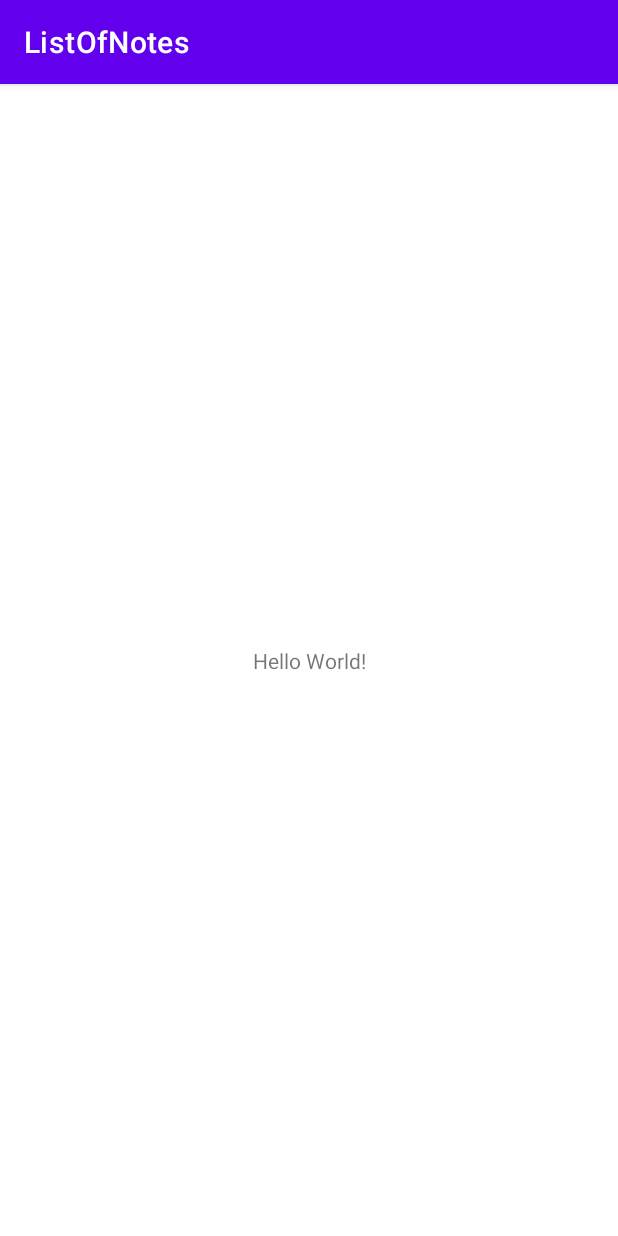
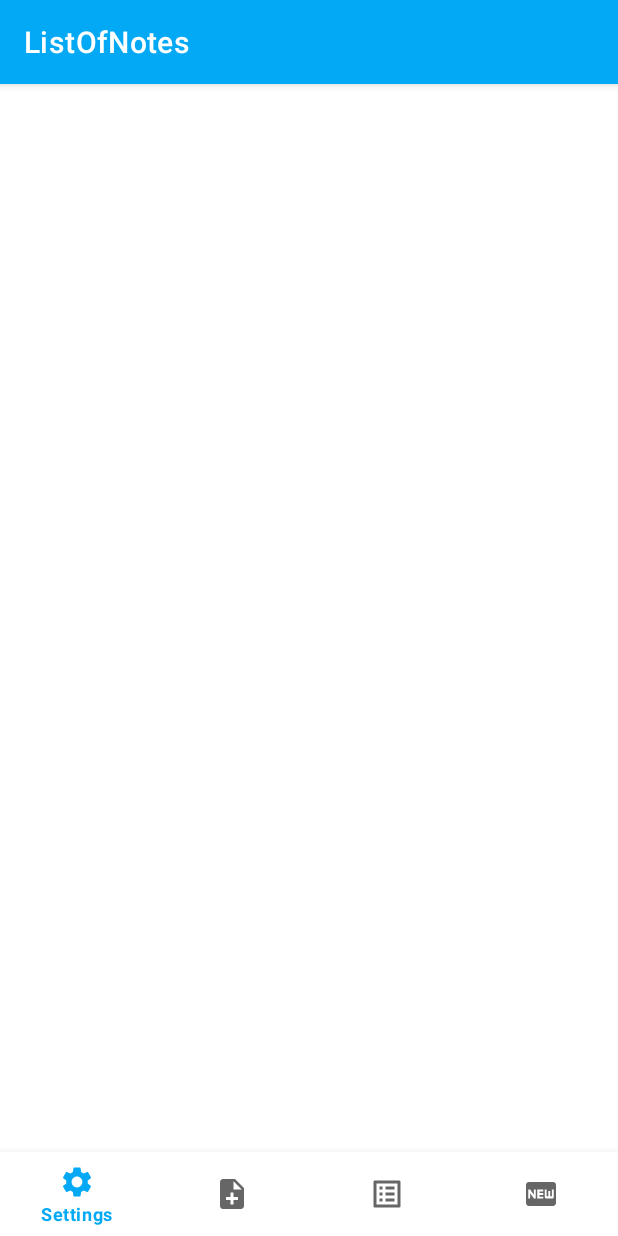
Before and after one commit to DmitrySlv/ListOfNotes, an Android app: the screen it shows after launch (MainActivity), on a phone screen of 412 x 824 dp. Run offline under Robolectric (Android 15) with nearby library versions, the phone set to English and light mode, and no system bars.

Commit message:
Создание нижнего меню BottomNavigationView. Создание bottom_menu.xml и добавление иконок к меню. Добавление цвета для actionBar и удаление statusBar. Подключение viewBinding и инициализация bottom_menu.xml в MainActivity.kt

```diff
--- a/app/build.gradle
+++ b/app/build.gradle
@@ -31,11 +31,15 @@ android {
     kotlinOptions {
         jvmTarget = '1.8'
     }
+
+    buildFeatures {
+        viewBinding true
+    }
 }
 
 dependencies {
 
-    implementation 'androidx.core:core-ktx:1.9.0'
+    implementation 'androidx.core:core-ktx:1.7.0'
     implementation 'androidx.appcompat:appcompat:1.5.1'
     implementation 'com.google.android.material:material:1.7.0'
     implementation 'androidx.constraintlayout:constraintlayout:2.1.4'
--- a/app/src/main/java/com/ds_create/listofnotes/activities/MainActivity.kt
+++ b/app/src/main/java/com/ds_create/listofnotes/activities/MainActivity.kt
@@ -2,11 +2,37 @@ package com.ds_create.listofnotes.activities
 
 import androidx.appcompat.app.AppCompatActivity
 import android.os.Bundle
+import android.util.Log
 import com.ds_create.listofnotes.R
+import com.ds_create.listofnotes.databinding.ActivityMainBinding
 
 class MainActivity : AppCompatActivity() {
+
+    private val binding by lazy { ActivityMainBinding.inflate(layoutInflater) }
+
     override fun onCreate(savedInstanceState: Bundle?) {
         super.onCreate(savedInstanceState)
-        setContentView(R.layout.activity_main)
+        setContentView(binding.root)
+        setBottomNavListener()
+    }
+
+    private fun setBottomNavListener() {
+        binding.bottomNavigation.setOnItemSelectedListener {
+            when (it.itemId) {
+                R.id.settings -> {
+                    Log.d("MyLog", "Settings")
+                }
+                R.id.notes -> {
+                    Log.d("MyLog", "Notes")
+                }
+                R.id.list_of_notes -> {
+                    Log.d("MyLog", "List of notes")
+                }
+                R.id.new_item -> {
+                    Log.d("MyLog", "New")
+                }
+            }
+            true
+        }
     }
 }
--- /dev/null
+++ b/app/src/main/res/drawable/ic_list.xml
@@ -0,0 +1,5 @@
+<vector android:autoMirrored="true" android:height="24dp"
+    android:tint="#FFFFFF" android:viewportHeight="24"
+    android:viewportWidth="24" android:width="24dp" xmlns:android="http://schemas.android.com/apk/res/android">
+    <path android:fillColor="@android:color/white" android:pathData="M19,5v14L5,19L5,5h14m1.1,-2L3.9,3c-0.5,0 -0.9,0.4 -0.9,0.9v16.2c0,0.4 0.4,0.9 0.9,0.9h16.2c0.4,0 0.9,-0.5 0.9,-0.9L21,3.9c0,-0.5 -0.5,-0.9 -0.9,-0.9zM11,7h6v2h-6L11,7zM11,11h6v2h-6v-2zM11,15h6v2h-6zM7,7h2v2L7,9zM7,11h2v2L7,13zM7,15h2v2L7,17z"/>
+</vector>
--- /dev/null
+++ b/app/src/main/res/drawable/ic_new.xml
@@ -0,0 +1,5 @@
+<vector android:height="24dp" android:tint="#FFFFFF"
+    android:viewportHeight="24" android:viewportWidth="24"
+    android:width="24dp" xmlns:android="http://schemas.android.com/apk/res/android">
+    <path android:fillColor="@android:color/white" android:pathData="M20,4H4C2.89,4 2.01,4.89 2.01,6L2,18c0,1.11 0.89,2 2,2h16c1.11,0 2,-0.89 2,-2V6C22,4.89 21.11,4 20,4zM8.5,15H7.3l-2.55,-3.5V15H3.5V9h1.25l2.5,3.5V9H8.5V15zM13.5,10.26H11v1.12h2.5v1.26H11v1.11h2.5V15h-4V9h4V10.26zM20.5,14c0,0.55 -0.45,1 -1,1h-4c-0.55,0 -1,-0.45 -1,-1V9h1.25v4.51h1.13V9.99h1.25v3.51h1.12V9h1.25V14z"/>
+</vector>
--- /dev/null
+++ b/app/src/main/res/drawable/ic_note.xml
@@ -0,0 +1,5 @@
+<vector android:autoMirrored="true" android:height="24dp"
+    android:tint="#FFFFFF" android:viewportHeight="24"
+    android:viewportWidth="24" android:width="24dp" xmlns:android="http://schemas.android.com/apk/res/android">
+    <path android:fillColor="@android:color/white" android:pathData="M14,2L6,2c-1.1,0 -1.99,0.9 -1.99,2L4,20c0,1.1 0.89,2 1.99,2L18,22c1.1,0 2,-0.9 2,-2L20,8l-6,-6zM16,16h-3v3h-2v-3L8,16v-2h3v-3h2v3h3v2zM13,9L13,3.5L18.5,9L13,9z"/>
+</vector>
--- /dev/null
+++ b/app/src/main/res/drawable/ic_settings.xml
@@ -0,0 +1,5 @@
+<vector android:height="24dp" android:tint="#FFFFFF"
+    android:viewportHeight="24" android:viewportWidth="24"
+    android:width="24dp" xmlns:android="http://schemas.android.com/apk/res/android">
+    <path android:fillColor="@android:color/white" android:pathData="M19.14,12.94c0.04,-0.3 0.06,-0.61 0.06,-0.94c0,-0.32 -0.02,-0.64 -0.07,-0.94l2.03,-1.58c0.18,-0.14 0.23,-0.41 0.12,-0.61l-1.92,-3.32c-0.12,-0.22 -0.37,-0.29 -0.59,-0.22l-2.39,0.96c-0.5,-0.38 -1.03,-0.7 -1.62,-0.94L14.4,2.81c-0.04,-0.24 -0.24,-0.41 -0.48,-0.41h-3.84c-0.24,0 -0.43,0.17 -0.47,0.41L9.25,5.35C8.66,5.59 8.12,5.92 7.63,6.29L5.24,5.33c-0.22,-0.08 -0.47,0 -0.59,0.22L2.74,8.87C2.62,9.08 2.66,9.34 2.86,9.48l2.03,1.58C4.84,11.36 4.8,11.69 4.8,12s0.02,0.64 0.07,0.94l-2.03,1.58c-0.18,0.14 -0.23,0.41 -0.12,0.61l1.92,3.32c0.12,0.22 0.37,0.29 0.59,0.22l2.39,-0.96c0.5,0.38 1.03,0.7 1.62,0.94l0.36,2.54c0.05,0.24 0.24,0.41 0.48,0.41h3.84c0.24,0 0.44,-0.17 0.47,-0.41l0.36,-2.54c0.59,-0.24 1.13,-0.56 1.62,-0.94l2.39,0.96c0.22,0.08 0.47,0 0.59,-0.22l1.92,-3.32c0.12,-0.22 0.07,-0.47 -0.12,-0.61L19.14,12.94zM12,15.6c-1.98,0 -3.6,-1.62 -3.6,-3.6s1.62,-3.6 3.6,-3.6s3.6,1.62 3.6,3.6S13.98,15.6 12,15.6z"/>
+</vector>
--- a/app/src/main/res/layout/activity_main.xml
+++ b/app/src/main/res/layout/activity_main.xml
@@ -6,13 +6,12 @@
     android:layout_height="match_parent"
     tools:context=".activities.MainActivity">
 
-    <TextView
-        android:layout_width="wrap_content"
+    <com.google.android.material.bottomnavigation.BottomNavigationView
+        android:id="@+id/bottomNavigation"
+        android:layout_width="0dp"
         android:layout_height="wrap_content"
-        android:text="Hello World!"
         app:layout_constraintBottom_toBottomOf="parent"
         app:layout_constraintEnd_toEndOf="parent"
         app:layout_constraintStart_toStartOf="parent"
-        app:layout_constraintTop_toTopOf="parent" />
-
+        app:menu="@menu/bottom_menu" />
 </androidx.constraintlayout.widget.ConstraintLayout>
--- /dev/null
+++ b/app/src/main/res/menu/bottom_menu.xml
@@ -0,0 +1,29 @@
+<?xml version="1.0" encoding="utf-8"?>
+<menu xmlns:android="http://schemas.android.com/apk/res/android"
+    xmlns:app="http://schemas.android.com/apk/res-auto">
+
+    <item android:id="@+id/settings"
+        android:title="@string/settings"
+        android:icon="@drawable/ic_settings"
+        app:showAsAction="ifRoom"
+        />
+
+    <item android:id="@+id/notes"
+        android:title="@string/notes"
+        android:icon="@drawable/ic_note"
+        app:showAsAction="ifRoom"
+        />
+
+    <item android:id="@+id/list_of_notes"
+        android:title="@string/list_of_notes"
+        android:icon="@drawable/ic_list"
+        app:showAsAction="ifRoom"
+        />
+
+    <item android:id="@+id/new_item"
+        android:title="@string/new_item"
+        android:icon="@drawable/ic_new"
+        app:showAsAction="ifRoom"
+        />
+
+</menu>
--- a/app/src/main/res/values-night/themes.xml
+++ /dev/null
@@ -1,16 +0,0 @@
-<resources xmlns:tools="http://schemas.android.com/tools">
-    <!-- Base application theme. -->
-    <style name="Theme.ListOfNotes" parent="Theme.MaterialComponents.DayNight.DarkActionBar">
-        <!-- Primary brand color. -->
-        <item name="colorPrimary">@color/purple_200</item>
-        <item name="colorPrimaryVariant">@color/purple_700</item>
-        <item name="colorOnPrimary">@color/black</item>
-        <!-- Secondary brand color. -->
-        <item name="colorSecondary">@color/teal_200</item>
-        <item name="colorSecondaryVariant">@color/teal_200</item>
-        <item name="colorOnSecondary">@color/black</item>
-        <!-- Status bar color. -->
-        <item name="android:statusBarColor">?attr/colorPrimaryVariant</item>
-        <!-- Customize your theme here. -->
-    </style>
-</resources>
--- a/app/src/main/res/values/colors.xml
+++ b/app/src/main/res/values/colors.xml
@@ -7,4 +7,5 @@
     <color name="teal_700">#FF018786</color>
     <color name="black">#FF000000</color>
     <color name="white">#FFFFFFFF</color>
+    <color name="blue_main">#03A9F4</color>
 </resources>
--- a/app/src/main/res/values/strings.xml
+++ b/app/src/main/res/values/strings.xml
@@ -1,3 +1,9 @@
 <resources>
     <string name="app_name">ListOfNotes</string>
+
+    <!-- bottom_menu -->
+    <string name="settings">Settings</string>
+    <string name="notes">Notes</string>
+    <string name="list_of_notes">List of notes</string>
+    <string name="new_item">New</string>
 </resources>
--- a/app/src/main/res/values/themes.xml
+++ b/app/src/main/res/values/themes.xml
@@ -2,7 +2,7 @@
     <!-- Base application theme. -->
     <style name="Theme.ListOfNotes" parent="Theme.MaterialComponents.DayNight.DarkActionBar">
         <!-- Primary brand color. -->
-        <item name="colorPrimary">@color/purple_500</item>
+        <item name="colorPrimary">@color/blue_main</item>
         <item name="colorPrimaryVariant">@color/purple_700</item>
         <item name="colorOnPrimary">@color/white</item>
         <!-- Secondary brand color. -->
@@ -11,6 +11,8 @@
         <item name="colorOnSecondary">@color/black</item>
         <!-- Status bar color. -->
         <item name="android:statusBarColor">?attr/colorPrimaryVariant</item>
-        <!-- Customize your theme here. -->
+
+        <!-- Custom Theme Main -->
+        <item name="android:windowFullscreen">true</item>
     </style>
 </resources>
```
